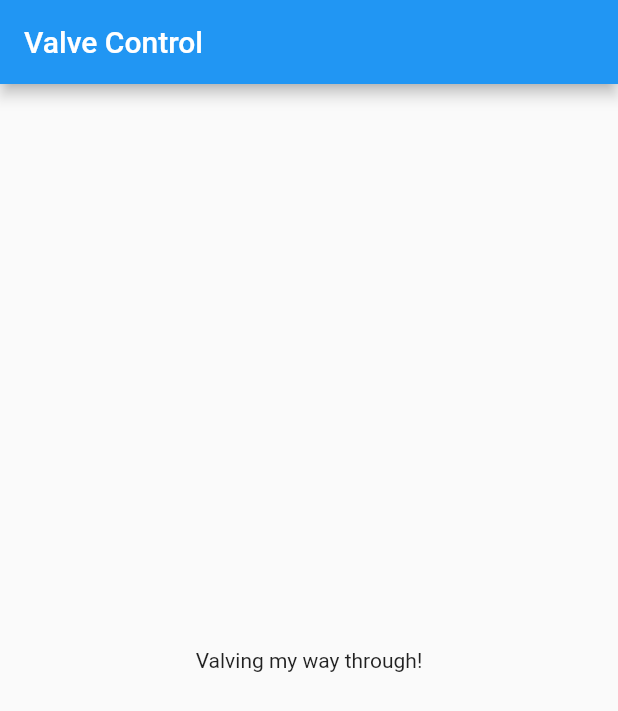
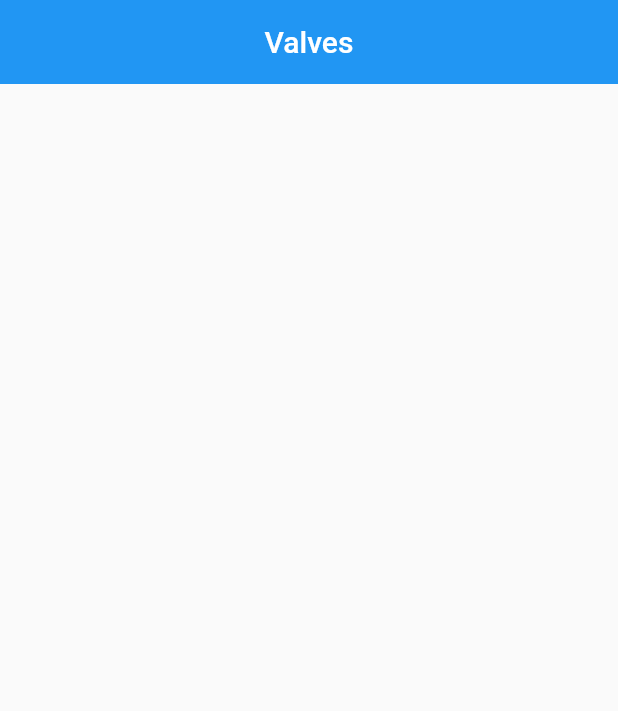
Before and after one commit to Anantu05/ValveControl, a Flutter app: the screen it shows after launch, on a phone screen of 412 x 824 dp. Shown: the top 711 px of the screen. Run offline on Flutter 3.47's test engine with Material 2 defaults, Android fonts, the light colour scheme and no system bars.

Commit message:
chore: added valves screen

```diff
--- a/lib/main.dart
+++ b/lib/main.dart
@@ -1,20 +1,15 @@
 import 'package:flutter/material.dart';
+import 'package:valve_control/valves_screen.dart';
 
 void main() {
-runApp(const ValveControl());
+  runApp(const ValveControl());
 }
 
 class ValveControl extends StatelessWidget {
-const ValveControl({Key? key}) : super(key: key);
+  const ValveControl({Key? key}) : super(key: key);
 
-@override
-Widget build(BuildContext context) {
-	return MaterialApp(
-		home: Scaffold(
-	appBar: AppBar(
-		title: const Text('Valve Control'),
-	),
-	body: const Center(child: Text('Valving my way through!')),
-	));
+  @override
+  Widget build(BuildContext context) {
+    return MaterialApp(home: ValvesScreen());
+  }
 }
-}
--- /dev/null
+++ b/lib/valves_screen.dart
@@ -0,0 +1,21 @@
+import 'package:flutter/material.dart';
+
+class ValvesScreen extends StatefulWidget {
+  const ValvesScreen({super.key});
+
+  @override
+  State<ValvesScreen> createState() => _ValvesScreenState();
+}
+
+class _ValvesScreenState extends State<ValvesScreen> {
+  @override
+  Widget build(BuildContext context) {
+    return Scaffold(
+      appBar: AppBar(
+        title: Text("Valves"),
+        centerTitle: true,
+        elevation: 0,
+      ),
+    );
+  }
+}
```
